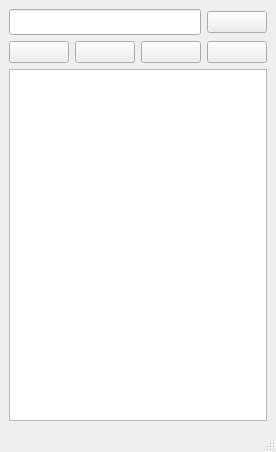
Before: the Qt Designer form janela.ui in gustavof04/pyqt5_crud, drawn with Qt 5.
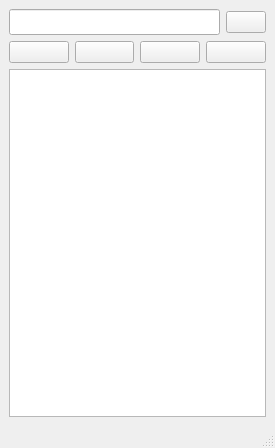
After: the same form once the commit is applied. Icons and pictures are not drawn.

Commit message: Aprimora responsividade

The edit to the form file:
```diff
--- a/janela.ui
+++ b/janela.ui
@@ -6,8 +6,8 @@
    <rect>
     <x>0</x>
     <y>0</y>
-    <width>276</width>
-    <height>452</height>
+    <width>275</width>
+    <height>448</height>
    </rect>
   </property>
   <property name="sizePolicy">
@@ -24,10 +24,10 @@
     <normaloff>assets/agenda.svg</normaloff>assets/agenda.svg</iconset>
   </property>
   <widget class="QWidget" name="centralwidget">
-   <layout class="QHBoxLayout" name="horizontalLayout">
-    <item>
+   <layout class="QGridLayout" name="gridLayout_3">
+    <item row="0" column="0">
      <layout class="QGridLayout" name="gridLayout_2">
-      <item row="0" column="0" colspan="3">
+      <item row="0" column="0">
        <widget class="QLineEdit" name="lineEdit_AddingItem">
         <property name="sizePolicy">
          <sizepolicy hsizetype="Expanding" vsizetype="Fixed">
@@ -42,10 +42,10 @@
         </property>
        </widget>
       </item>
-      <item row="0" column="3">
+      <item row="0" column="1">
        <widget class="QPushButton" name="pushButton_Find">
         <property name="sizePolicy">
-         <sizepolicy hsizetype="Expanding" vsizetype="Fixed">
+         <sizepolicy hsizetype="Fixed" vsizetype="Fixed">
           <horstretch>0</horstretch>
           <verstretch>0</verstretch>
          </sizepolicy>
@@ -59,7 +59,24 @@
         </property>
        </widget>
       </item>
-      <item row="1" column="0">
+      <item row="1" column="0" colspan="2">
+       <layout class="QGridLayout" name="gridLayout">
+        <item row="1" column="0" colspan="4">
+         <widget class="QListWidget" name="minhaLista_listWidget">
+          <property name="sizePolicy">
+           <sizepolicy hsizetype="Expanding" vsizetype="Expanding">
+            <horstretch>0</horstretch>
+            <verstretch>0</verstretch>
+           </sizepolicy>
+          </property>
+          <property name="font">
+           <font>
+            <pointsize>12</pointsize>
+           </font>
+          </property>
+         </widget>
+        </item>
+        <item row="0" column="0">
        <widget class="QPushButton" name="pushButton_Create">
         <property name="sizePolicy">
          <sizepolicy hsizetype="Expanding" vsizetype="Fixed">
@@ -82,7 +99,30 @@
         </property>
        </widget>
       </item>
-      <item row="1" column="1">
+        <item row="0" column="3">
+         <widget class="QPushButton" name="pushButton_DeleteAll">
+          <property name="sizePolicy">
+           <sizepolicy hsizetype="Expanding" vsizetype="Fixed">
+            <horstretch>0</horstretch>
+            <verstretch>0</verstretch>
+           </sizepolicy>
+          </property>
+          <property name="text">
+           <string/>
+          </property>
+          <property name="icon">
+           <iconset>
+            <normaloff>assets/delete_all.svg</normaloff>assets/delete_all.svg</iconset>
+          </property>
+          <property name="iconSize">
+           <size>
+            <width>32</width>
+            <height>32</height>
+           </size>
+          </property>
+         </widget>
+        </item>
+        <item row="0" column="1">
        <widget class="QPushButton" name="pushButton_Update">
         <property name="sizePolicy">
          <sizepolicy hsizetype="Expanding" vsizetype="Fixed">
@@ -105,7 +145,7 @@
         </property>
        </widget>
       </item>
-      <item row="1" column="2">
+        <item row="0" column="2">
        <widget class="QPushButton" name="pushButton_Delete">
         <property name="sizePolicy">
          <sizepolicy hsizetype="Expanding" vsizetype="Fixed">
@@ -128,43 +168,7 @@
         </property>
        </widget>
       </item>
-      <item row="1" column="3">
-       <widget class="QPushButton" name="pushButton_DeleteAll">
-        <property name="sizePolicy">
-         <sizepolicy hsizetype="Expanding" vsizetype="Fixed">
-          <horstretch>0</horstretch>
-          <verstretch>0</verstretch>
-         </sizepolicy>
-        </property>
-        <property name="text">
-         <string/>
-        </property>
-        <property name="icon">
-         <iconset>
-          <normaloff>assets/delete_all.svg</normaloff>assets/delete_all.svg</iconset>
-        </property>
-        <property name="iconSize">
-         <size>
-          <width>32</width>
-          <height>32</height>
-         </size>
-        </property>
-       </widget>
-      </item>
-      <item row="2" column="0" colspan="4">
-       <widget class="QListWidget" name="minhaLista_listWidget">
-        <property name="sizePolicy">
-         <sizepolicy hsizetype="Expanding" vsizetype="Expanding">
-          <horstretch>0</horstretch>
-          <verstretch>0</verstretch>
-         </sizepolicy>
-        </property>
-        <property name="font">
-         <font>
-          <pointsize>12</pointsize>
-         </font>
-        </property>
-       </widget>
+       </layout>
       </item>
      </layout>
     </item>
```
Left out of the diff: 2 changed lines with no effect on the pictures. Lines whose indentation alone changed are shown as unchanged. The commit also changes 1 other file.
